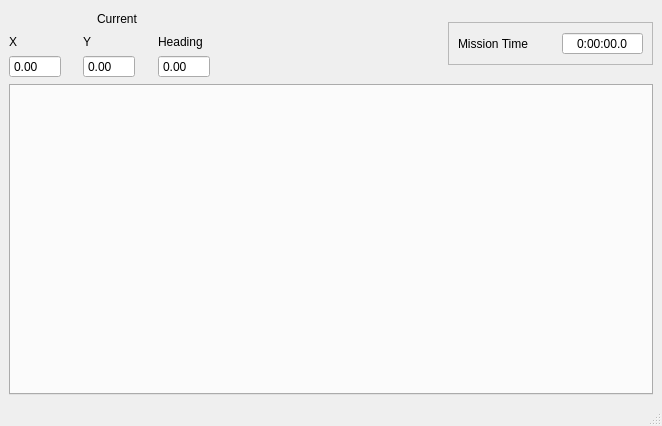
This is cataglyphis_gui/qt_project_src/cataglyphis_gui/core_app_form.ui in wvu-irl/cataglyphis3-software as Qt 5 draws it before an edit. The edited form follows.
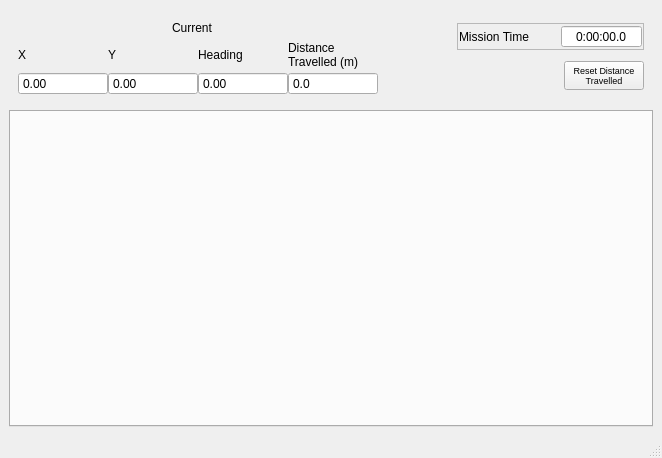
This is the edited form.

Commit message: removed automatic debug messages, added distance travelled indicator, modified path drawing

The edit to the form file:
```diff
--- a/cataglyphis_gui/qt_project_src/cataglyphis_gui/core_app_form.ui
+++ b/cataglyphis_gui/qt_project_src/cataglyphis_gui/core_app_form.ui
@@ -7,21 +7,31 @@
     <x>0</x>
     <y>0</y>
     <width>662</width>
-    <height>426</height>
+    <height>458</height>
    </rect>
   </property>
   <property name="windowTitle">
    <string>MainWindow</string>
   </property>
   <widget class="QWidget" name="centralwidget">
-   <layout class="QVBoxLayout" name="verticalLayout_2">
-    <item>
-     <layout class="QHBoxLayout" name="horizontalLayout_4">
-      <item>
        <layout class="QVBoxLayout" name="verticalLayout">
         <item>
+     <widget class="QFrame" name="frameHeader">
+      <property name="minimumSize">
+       <size>
+        <width>571</width>
+        <height>91</height>
+       </size>
+      </property>
          <layout class="QHBoxLayout" name="horizontalLayout_3">
           <item>
+        <layout class="QVBoxLayout" name="layoutRobotTelemetryAll">
+         <property name="spacing">
+          <number>0</number>
+         </property>
+         <item>
+          <layout class="QHBoxLayout" name="layoutTelemetryHeader">
+           <item>
            <spacer name="horizontalSpacer_2">
             <property name="orientation">
              <enum>Qt::Horizontal</enum>
@@ -36,6 +46,18 @@
           </item>
           <item>
            <widget class="QLabel" name="label_2">
+             <property name="sizePolicy">
+              <sizepolicy hsizetype="Preferred" vsizetype="Fixed">
+               <horstretch>0</horstretch>
+               <verstretch>0</verstretch>
+              </sizepolicy>
+             </property>
+             <property name="minimumSize">
+              <size>
+               <width>53</width>
+               <height>17</height>
+              </size>
+             </property>
             <property name="text">
              <string>Current</string>
             </property>
@@ -57,17 +79,48 @@
          </layout>
         </item>
         <item>
-         <layout class="QHBoxLayout" name="horizontalLayout_2">
+          <layout class="QHBoxLayout" name="layoutRobotTelemetry">
           <item>
-           <layout class="QFormLayout" name="formLayout">
-            <item row="0" column="0">
+            <layout class="QVBoxLayout" name="layoutX">
+             <property name="spacing">
+              <number>0</number>
+             </property>
+             <item>
+              <spacer name="verticalSpacer_4">
+               <property name="orientation">
+                <enum>Qt::Vertical</enum>
+               </property>
+               <property name="sizeType">
+                <enum>QSizePolicy::Preferred</enum>
+               </property>
+               <property name="sizeHint" stdset="0">
+                <size>
+                 <width>0</width>
+                 <height>0</height>
+                </size>
+               </property>
+              </spacer>
+             </item>
+             <item>
              <widget class="QLabel" name="label_3">
+               <property name="sizePolicy">
+                <sizepolicy hsizetype="Preferred" vsizetype="Preferred">
+                 <horstretch>0</horstretch>
+                 <verstretch>0</verstretch>
+                </sizepolicy>
+               </property>
+               <property name="minimumSize">
+                <size>
+                 <width>90</width>
+                 <height>17</height>
+                </size>
+               </property>
               <property name="text">
                <string>X</string>
               </property>
              </widget>
             </item>
-            <item row="1" column="0">
+             <item>
              <widget class="QDoubleSpinBox" name="x_spinbox">
               <property name="readOnly">
                <bool>true</bool>
@@ -75,26 +128,60 @@
               <property name="buttonSymbols">
                <enum>QAbstractSpinBox::NoButtons</enum>
               </property>
+               <property name="decimals">
+                <number>2</number>
+               </property>
               <property name="minimum">
-               <double>-999.000000000000000</double>
+                <double>-9999.000000000000000</double>
               </property>
               <property name="maximum">
-               <double>999.000000000000000</double>
+                <double>9999.000000000000000</double>
               </property>
              </widget>
             </item>
            </layout>
           </item>
           <item>
-           <layout class="QFormLayout" name="formLayout_2">
-            <item row="0" column="0">
+            <layout class="QVBoxLayout" name="layoutY">
+             <property name="spacing">
+              <number>0</number>
+             </property>
+             <item>
+              <spacer name="verticalSpacer_3">
+               <property name="orientation">
+                <enum>Qt::Vertical</enum>
+               </property>
+               <property name="sizeType">
+                <enum>QSizePolicy::Preferred</enum>
+               </property>
+               <property name="sizeHint" stdset="0">
+                <size>
+                 <width>0</width>
+                 <height>0</height>
+                </size>
+               </property>
+              </spacer>
+             </item>
+             <item>
              <widget class="QLabel" name="label_4">
+               <property name="sizePolicy">
+                <sizepolicy hsizetype="Preferred" vsizetype="Preferred">
+                 <horstretch>0</horstretch>
+                 <verstretch>0</verstretch>
+                </sizepolicy>
+               </property>
+               <property name="minimumSize">
+                <size>
+                 <width>90</width>
+                 <height>17</height>
+                </size>
+               </property>
               <property name="text">
                <string>Y</string>
               </property>
              </widget>
             </item>
-            <item row="1" column="0">
+             <item>
              <widget class="QDoubleSpinBox" name="y_spinbox">
               <property name="readOnly">
                <bool>true</bool>
@@ -102,26 +189,63 @@
               <property name="buttonSymbols">
                <enum>QAbstractSpinBox::NoButtons</enum>
               </property>
+               <property name="decimals">
+                <number>2</number>
+               </property>
               <property name="minimum">
-               <double>-999.000000000000000</double>
+                <double>-9999.000000000000000</double>
               </property>
               <property name="maximum">
-               <double>999.000000000000000</double>
+                <double>9999.000000000000000</double>
               </property>
              </widget>
             </item>
            </layout>
           </item>
           <item>
-           <layout class="QFormLayout" name="formLayout_3">
-            <item row="0" column="0">
+            <layout class="QVBoxLayout" name="layoutHeading">
+             <property name="spacing">
+              <number>0</number>
+             </property>
+             <property name="topMargin">
+              <number>0</number>
+             </property>
+             <item>
+              <spacer name="verticalSpacer">
+               <property name="orientation">
+                <enum>Qt::Vertical</enum>
+               </property>
+               <property name="sizeType">
+                <enum>QSizePolicy::Preferred</enum>
+               </property>
+               <property name="sizeHint" stdset="0">
+                <size>
+                 <width>0</width>
+                 <height>0</height>
+                </size>
+               </property>
+              </spacer>
+             </item>
+             <item>
              <widget class="QLabel" name="label_5">
+               <property name="sizePolicy">
+                <sizepolicy hsizetype="Preferred" vsizetype="Preferred">
+                 <horstretch>0</horstretch>
+                 <verstretch>0</verstretch>
+                </sizepolicy>
+               </property>
+               <property name="minimumSize">
+                <size>
+                 <width>90</width>
+                 <height>17</height>
+                </size>
+               </property>
               <property name="text">
                <string>Heading</string>
               </property>
              </widget>
             </item>
-            <item row="1" column="0">
+             <item>
              <widget class="QDoubleSpinBox" name="heading_spinbox">
               <property name="readOnly">
                <bool>true</bool>
@@ -129,22 +253,81 @@
               <property name="buttonSymbols">
                <enum>QAbstractSpinBox::NoButtons</enum>
               </property>
+               <property name="decimals">
+                <number>2</number>
+               </property>
               <property name="minimum">
-               <double>-999.000000000000000</double>
+                <double>-9999.000000000000000</double>
               </property>
               <property name="maximum">
-               <double>999.000000000000000</double>
+                <double>9999.000000000000000</double>
               </property>
              </widget>
             </item>
            </layout>
           </item>
+           <item>
+            <layout class="QVBoxLayout" name="layoutDistanceTravelled">
+             <property name="spacing">
+              <number>0</number>
+             </property>
+             <item>
+              <spacer name="verticalSpacer_2">
+               <property name="orientation">
+                <enum>Qt::Vertical</enum>
+               </property>
+               <property name="sizeType">
+                <enum>QSizePolicy::Preferred</enum>
+               </property>
+               <property name="sizeHint" stdset="0">
+                <size>
+                 <width>0</width>
+                 <height>0</height>
+                </size>
+               </property>
+              </spacer>
+             </item>
+             <item>
+              <widget class="QLabel" name="label_6">
+               <property name="minimumSize">
+                <size>
+                 <width>90</width>
+                 <height>34</height>
+                </size>
+               </property>
+               <property name="text">
+                <string>Distance
+Travelled (m)</string>
+               </property>
+              </widget>
+             </item>
+             <item>
+              <widget class="QDoubleSpinBox" name="distance_travelled_spinbox">
+               <property name="readOnly">
+                <bool>true</bool>
+               </property>
+               <property name="buttonSymbols">
+                <enum>QAbstractSpinBox::NoButtons</enum>
+               </property>
+               <property name="decimals">
+                <number>1</number>
+               </property>
+               <property name="minimum">
+                <double>-99999.000000000000000</double>
+               </property>
+               <property name="maximum">
+                <double>99999.000000000000000</double>
+               </property>
+              </widget>
+             </item>
          </layout>
         </item>
        </layout>
       </item>
+        </layout>
+       </item>
       <item>
-       <spacer name="horizontalSpacer_4">
+        <spacer name="horizontalSpacerCoreAppHeader">
         <property name="orientation">
          <enum>Qt::Horizontal</enum>
         </property>
@@ -157,7 +340,9 @@
        </spacer>
       </item>
       <item>
-       <widget class="QFrame" name="frame">
+        <layout class="QVBoxLayout" name="verticalLayout_2">
+         <item>
+          <widget class="QFrame" name="missionTimeFrame">
         <property name="sizePolicy">
          <sizepolicy hsizetype="Fixed" vsizetype="Fixed">
           <horstretch>0</horstretch>
@@ -171,6 +356,21 @@
          <enum>QFrame::Raised</enum>
         </property>
         <layout class="QHBoxLayout" name="horizontalLayout">
+            <property name="spacing">
+             <number>4</number>
+            </property>
+            <property name="leftMargin">
+             <number>1</number>
+            </property>
+            <property name="topMargin">
+             <number>1</number>
+            </property>
+            <property name="rightMargin">
+             <number>1</number>
+            </property>
+            <property name="bottomMargin">
+             <number>1</number>
+            </property>
          <item>
           <widget class="QLabel" name="label">
            <property name="sizePolicy">
@@ -219,7 +419,46 @@
         </layout>
        </widget>
       </item>
-     </layout>
+         <item>
+          <layout class="QHBoxLayout" name="horizontalLayout_2">
+           <item>
+            <spacer name="horizontalSpacer_4">
+             <property name="orientation">
+              <enum>Qt::Horizontal</enum>
+             </property>
+             <property name="sizeHint" stdset="0">
+              <size>
+               <width>40</width>
+               <height>20</height>
+              </size>
+             </property>
+            </spacer>
+           </item>
+           <item>
+            <widget class="QPushButton" name="reset_distance_travelled_button">
+             <property name="sizePolicy">
+              <sizepolicy hsizetype="Preferred" vsizetype="Fixed">
+               <horstretch>0</horstretch>
+               <verstretch>0</verstretch>
+              </sizepolicy>
+             </property>
+             <property name="font">
+              <font>
+               <pointsize>7</pointsize>
+              </font>
+             </property>
+             <property name="text">
+              <string>Reset Distance
+Travelled</string>
+             </property>
+            </widget>
+           </item>
+          </layout>
+         </item>
+        </layout>
+       </item>
+      </layout>
+     </widget>
     </item>
     <item>
      <widget class="QTabWidget" name="guiTabber">
@@ -239,6 +478,7 @@
     </item>
    </layout>
   </widget>
+  <widget class="QStatusBar" name="statusbar"/>
   <widget class="QMenuBar" name="menubar">
    <property name="geometry">
     <rect>
@@ -249,7 +489,6 @@
     </rect>
    </property>
   </widget>
-  <widget class="QStatusBar" name="statusbar"/>
  </widget>
  <resources/>
  <connections/>
```
Lines whose indentation alone changed are shown as unchanged. The commit also changes 5 other files.
